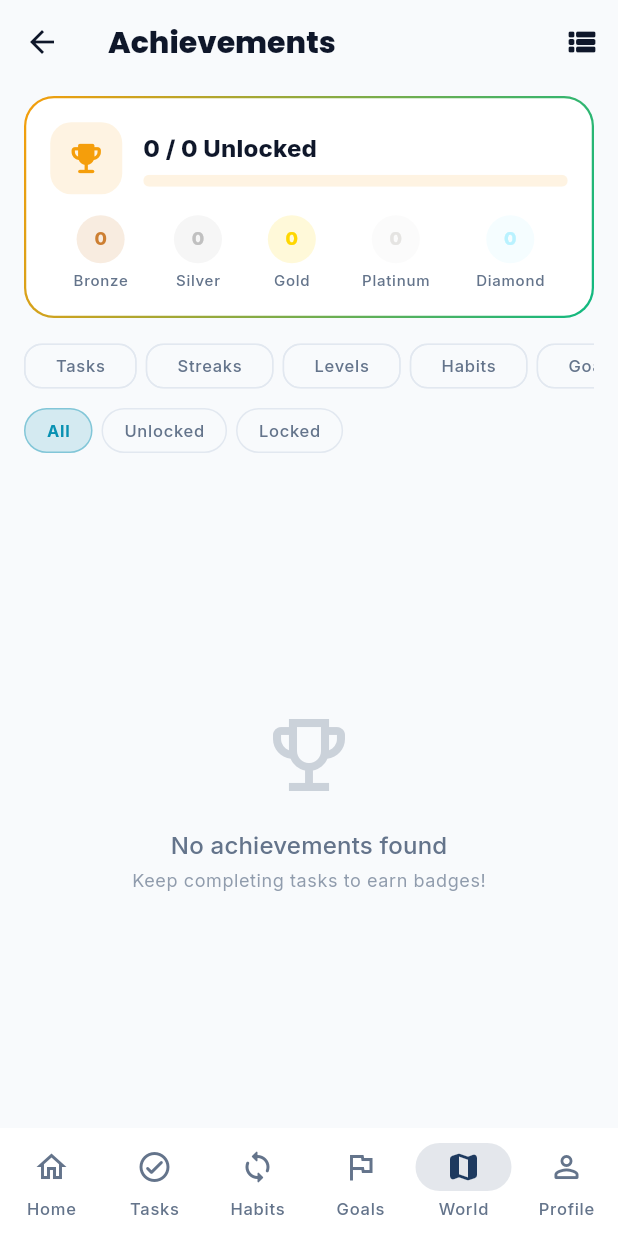
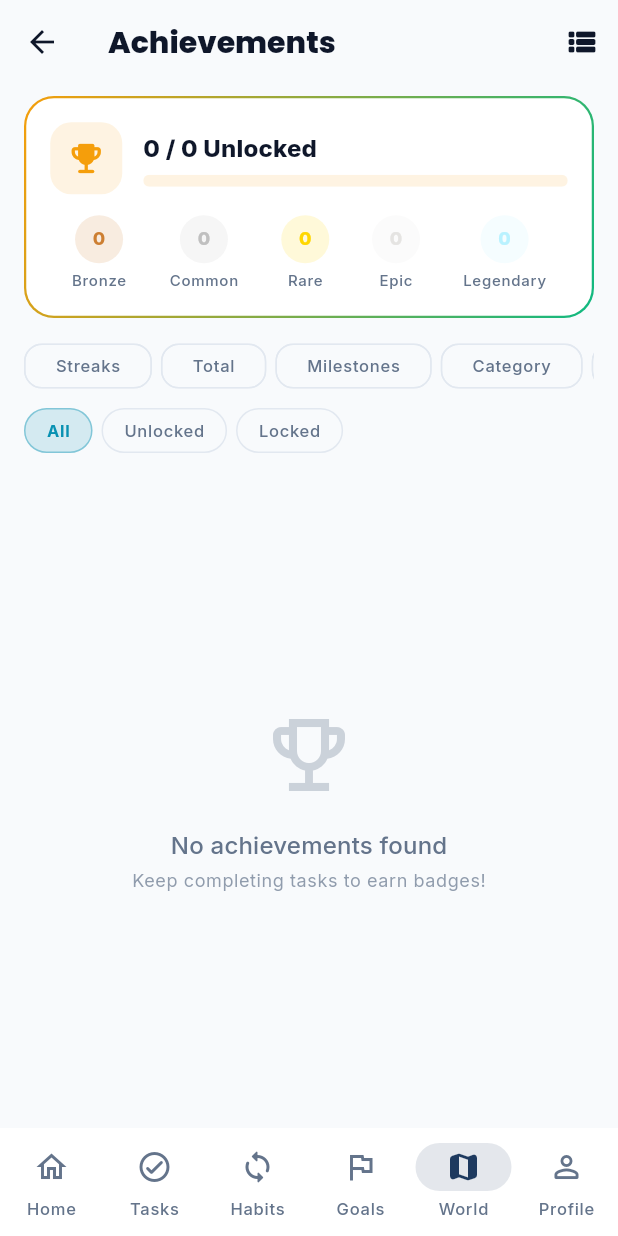
Before and after one commit to theprantadutta/atlas_flutter_app, a Flutter app: the AchievementsScreen screen opened by its route, on a phone screen of 412 x 824 dp. Run offline on Flutter 3.47's test engine with Material 3 defaults, Android fonts, the phone set to English and light mode, and no system bars; our stand-ins replace connectivity_plus, dio, drift, firebase_auth, firebase_core, fl_chart and 10 more; missing offline and left inert: signalr_netcore; accounts and stored records are empty; generated files the repository leaves out were written again; network calls fail.

Commit message:
Align all Flutter enums with backend — fix TaskCategory, HabitCategory, GoalCategory, BadgeTier, WorldTileType, AchievementType
Every enum value, switch case, filter chip, form default, and display label
now exactly matches the backend's Atlas.Domain.Enums definitions.

```diff
--- a/lib/core/constants/gamification_constants.dart
+++ b/lib/core/constants/gamification_constants.dart
@@ -92,23 +92,23 @@ class GamificationConstants {
 
   // Badge tier colors
   static const Color bronzeColor = Color(0xFFCD7F32);
-  static const Color silverColor = Color(0xFFC0C0C0);
-  static const Color goldColor = Color(0xFFFFD700);
-  static const Color platinumColor = Color(0xFFE5E4E2);
-  static const Color diamondColor = Color(0xFFB9F2FF);
+  static const Color commonColor = Color(0xFFC0C0C0);
+  static const Color rareColor = Color(0xFFFFD700);
+  static const Color epicColor = Color(0xFFE5E4E2);
+  static const Color legendaryColor = Color(0xFFB9F2FF);
 
   static Color colorForBadgeTier(String tier) {
     switch (tier) {
       case 'bronze':
         return bronzeColor;
-      case 'silver':
-        return silverColor;
-      case 'gold':
-        return goldColor;
-      case 'platinum':
-        return platinumColor;
-      case 'diamond':
-        return diamondColor;
+      case 'common':
+        return commonColor;
+      case 'rare':
+        return rareColor;
+      case 'epic':
+        return epicColor;
+      case 'legendary':
+        return legendaryColor;
       default:
         return bronzeColor;
     }
--- a/lib/data/models/achievement.dart
+++ b/lib/data/models/achievement.dart
@@ -41,10 +41,10 @@ class Achievement {
 
   /// Compute badge tier based on progress.
   String get badgeTier {
-    if (progress >= 1.0) return 'diamond';
-    if (progress >= 0.75) return 'platinum';
-    if (progress >= 0.5) return 'gold';
-    if (progress >= 0.25) return 'silver';
+    if (progress >= 1.0) return 'legendary';
+    if (progress >= 0.75) return 'epic';
+    if (progress >= 0.5) return 'rare';
+    if (progress >= 0.25) return 'common';
     return 'bronze';
   }
 
--- a/lib/data/models/enums.dart
+++ b/lib/data/models/enums.dart
@@ -1,4 +1,7 @@
 import 'package:json_annotation/json_annotation.dart';
+
+// All enums must match the backend's Atlas.Domain.Enums exactly.
+// The backend uses JsonStringEnumConverter with SnakeCaseLower policy.
 
 enum TaskType {
   @JsonValue('daily')
@@ -10,22 +13,24 @@ enum TaskType {
 }
 
 enum TaskCategory {
-  @JsonValue('work')
-  work,
   @JsonValue('health')
   health,
-  @JsonValue('learning')
-  learning,
-  @JsonValue('personal')
-  personal,
   @JsonValue('fitness')
   fitness,
   @JsonValue('mindfulness')
   mindfulness,
+  @JsonValue('finance')
+  finance,
+  @JsonValue('work')
+  work,
+  @JsonValue('learning')
+  learning,
   @JsonValue('social')
   social,
-  @JsonValue('creativity')
-  creativity,
+  @JsonValue('creative')
+  creative,
+  @JsonValue('custom')
+  custom,
 }
 
 enum HabitCategory {
@@ -33,18 +38,18 @@ enum HabitCategory {
   health,
   @JsonValue('fitness')
   fitness,
+  @JsonValue('mindfulness')
+  mindfulness,
   @JsonValue('learning')
   learning,
-  @JsonValue('mindfulness')
-  mindfulness,
+  @JsonValue('creative')
+  creative,
+  @JsonValue('social')
+  social,
   @JsonValue('productivity')
   productivity,
-  @JsonValue('social')
-  social,
-  @JsonValue('creativity')
-  creativity,
-  @JsonValue('personal')
-  personal,
+  @JsonValue('custom')
+  custom,
 }
 
 enum HabitFrequency {
@@ -52,27 +57,33 @@ enum HabitFrequency {
   daily,
   @JsonValue('weekly')
   weekly,
+  @JsonValue('weekdays')
+  weekdays,
+  @JsonValue('weekends')
+  weekends,
   @JsonValue('custom')
   custom,
 }
 
 enum GoalCategory {
+  @JsonValue('health')
+  health,
+  @JsonValue('fitness')
+  fitness,
+  @JsonValue('mindfulness')
+  mindfulness,
+  @JsonValue('learning')
+  learning,
   @JsonValue('career')
   career,
-  @JsonValue('health')
-  health,
-  @JsonValue('education')
-  education,
   @JsonValue('financial')
   financial,
+  @JsonValue('relationships')
+  relationships,
   @JsonValue('personal')
   personal,
-  @JsonValue('fitness')
-  fitness,
-  @JsonValue('social')
-  social,
-  @JsonValue('creativity')
-  creativity,
+  @JsonValue('custom')
+  custom,
 }
 
 enum GoalPriority {
@@ -91,29 +102,25 @@ enum GoalStatus {
   notStarted,
   @JsonValue('in_progress')
   inProgress,
+  @JsonValue('on_hold')
+  onHold,
   @JsonValue('completed')
   completed,
-  @JsonValue('on_hold')
-  onHold,
   @JsonValue('cancelled')
   cancelled,
 }
 
 enum AchievementType {
-  @JsonValue('task_completion')
-  taskCompletion,
   @JsonValue('streak')
   streak,
-  @JsonValue('level_up')
-  levelUp,
-  @JsonValue('habit_mastery')
-  habitMastery,
-  @JsonValue('goal_completion')
-  goalCompletion,
-  @JsonValue('exploration')
-  exploration,
-  @JsonValue('social')
-  social,
+  @JsonValue('total')
+  total,
+  @JsonValue('milestone')
+  milestone,
+  @JsonValue('category')
+  category,
+  @JsonValue('level')
+  level,
   @JsonValue('special')
   special,
 }
@@ -121,33 +128,31 @@ enum AchievementType {
 enum BadgeTier {
   @JsonValue('bronze')
   bronze,
-  @JsonValue('silver')
-  silver,
-  @JsonValue('gold')
-  gold,
-  @JsonValue('platinum')
-  platinum,
-  @JsonValue('diamond')
-  diamond,
+  @JsonValue('common')
+  common,
+  @JsonValue('rare')
+  rare,
+  @JsonValue('epic')
+  epic,
+  @JsonValue('legendary')
+  legendary,
 }
 
 enum WorldTileType {
+  @JsonValue('grass')
+  grass,
   @JsonValue('forest')
   forest,
   @JsonValue('mountain')
   mountain,
-  @JsonValue('ocean')
-  ocean,
+  @JsonValue('water')
+  water,
   @JsonValue('desert')
   desert,
   @JsonValue('city')
   city,
-  @JsonValue('village')
-  village,
-  @JsonValue('castle')
-  castle,
-  @JsonValue('ruins')
-  ruins,
+  @JsonValue('building')
+  building,
   @JsonValue('special')
   special,
 }
--- a/lib/data/models/task.dart
+++ b/lib/data/models/task.dart
@@ -75,9 +75,10 @@ class Task {
       case TaskCategory.mindfulness:
         return 'Wisdom';
       case TaskCategory.work:
-      case TaskCategory.creativity:
+      case TaskCategory.creative:
         return 'Intelligence';
-      case TaskCategory.personal:
+      case TaskCategory.finance:
+      case TaskCategory.custom:
       case TaskCategory.social:
         return 'Wisdom';
     }
--- a/lib/features/achievements/providers/achievements_provider.dart
+++ b/lib/features/achievements/providers/achievements_provider.dart
@@ -72,10 +72,10 @@ class AchievementsState {
   Map<String, int> get tierBreakdown {
     final map = <String, int>{
       'bronze': 0,
-      'silver': 0,
-      'gold': 0,
-      'platinum': 0,
-      'diamond': 0,
+      'common': 0,
+      'rare': 0,
+      'epic': 0,
+      'legendary': 0,
     };
     for (final a in achievements.where((a) => a.isUnlocked)) {
       final tier = a.badgeTier;
--- a/lib/features/achievements/screens/achievements_screen.dart
+++ b/lib/features/achievements/screens/achievements_screen.dart
@@ -211,21 +211,21 @@ class AchievementsScreen extends ConsumerWidget {
                     count: tiers['bronze'] ?? 0,
                     color: GamificationConstants.bronzeColor),
                 _TierBadge(
-                    label: 'Silver',
-                    count: tiers['silver'] ?? 0,
-                    color: GamificationConstants.silverColor),
+                    label: 'Common',
+                    count: tiers['common'] ?? 0,
+                    color: GamificationConstants.commonColor),
                 _TierBadge(
-                    label: 'Gold',
-                    count: tiers['gold'] ?? 0,
-                    color: GamificationConstants.goldColor),
+                    label: 'Rare',
+                    count: tiers['rare'] ?? 0,
+                    color: GamificationConstants.rareColor),
                 _TierBadge(
-                    label: 'Platinum',
-                    count: tiers['platinum'] ?? 0,
-                    color: GamificationConstants.platinumColor),
+                    label: 'Epic',
+                    count: tiers['epic'] ?? 0,
+                    color: GamificationConstants.epicColor),
                 _TierBadge(
-                    label: 'Diamond',
-                    count: tiers['diamond'] ?? 0,
-                    color: GamificationConstants.diamondColor),
+                    label: 'Legendary',
+                    count: tiers['legendary'] ?? 0,
+                    color: GamificationConstants.legendaryColor),
               ],
             ),
           ],
@@ -254,13 +254,11 @@ class AchievementsScreen extends ConsumerWidget {
               children: AchievementType.values.map((type) {
                 final isSelected = state.typeFilter == type;
                 final label = switch (type) {
-                  AchievementType.taskCompletion => 'Tasks',
                   AchievementType.streak => 'Streaks',
-                  AchievementType.levelUp => 'Levels',
-                  AchievementType.habitMastery => 'Habits',
-                  AchievementType.goalCompletion => 'Goals',
-                  AchievementType.exploration => 'Explore',
-                  AchievementType.social => 'Social',
+                  AchievementType.total => 'Total',
+                  AchievementType.milestone => 'Milestones',
+                  AchievementType.category => 'Category',
+                  AchievementType.level => 'Levels',
                   AchievementType.special => 'Special',
                 };
 
--- a/lib/features/habits/providers/habits_provider.dart
+++ b/lib/features/habits/providers/habits_provider.dart
@@ -168,6 +168,8 @@ class HabitsNotifier extends Notifier<HabitsState> {
       final key = switch (habit.frequency) {
         HabitFrequency.daily => 'Daily',
         HabitFrequency.weekly => 'Weekly',
+        HabitFrequency.weekdays => 'Weekdays',
+        HabitFrequency.weekends => 'Weekends',
         HabitFrequency.custom => 'Custom',
       };
       grouped.putIfAbsent(key, () => []).add(habit);
--- a/lib/features/habits/screens/habits_screen.dart
+++ b/lib/features/habits/screens/habits_screen.dart
@@ -420,8 +420,8 @@ class _CategoryFilterBar extends StatelessWidget {
     (HabitCategory.mindfulness, 'Mindfulness', AppColors.categoryMindfulness),
     (HabitCategory.productivity, 'Productivity', AppColors.categoryWork),
     (HabitCategory.social, 'Social', AppColors.categorySocial),
-    (HabitCategory.creativity, 'Creativity', AppColors.categoryCreative),
-    (HabitCategory.personal, 'Personal', AppColors.info),
+    (HabitCategory.creative, 'Creative', AppColors.categoryCreative),
+    (HabitCategory.custom, 'Custom', AppColors.info),
   ];
 
   @override
--- a/lib/features/habits/widgets/habit_card.dart
+++ b/lib/features/habits/widgets/habit_card.dart
@@ -205,8 +205,8 @@ class HabitCard extends ConsumerWidget {
       HabitCategory.productivity => AppColors.categoryWork,
       HabitCategory.learning => AppColors.categoryLearning,
       HabitCategory.social => AppColors.categorySocial,
-      HabitCategory.creativity => AppColors.categoryCreative,
-      HabitCategory.personal => AppColors.info,
+      HabitCategory.creative => AppColors.categoryCreative,
+      HabitCategory.custom => AppColors.info,
     };
   }
 }
@@ -226,6 +226,8 @@ class _FrequencyBadge extends StatelessWidget {
     final (label, color) = switch (frequency) {
       HabitFrequency.daily => ('Daily', AppColors.secondary),
       HabitFrequency.weekly => ('Weekly', AppColors.badgeEpic),
+      HabitFrequency.weekdays => ('Weekdays', AppColors.info),
+      HabitFrequency.weekends => ('Weekends', AppColors.warning),
       HabitFrequency.custom => ('Custom', AppColors.tertiary),
     };
 
--- a/lib/features/tasks/screens/tasks_screen.dart
+++ b/lib/features/tasks/screens/tasks_screen.dart
@@ -215,9 +215,10 @@ class _CategoryFilterBar extends StatelessWidget {
     (TaskCategory.fitness, 'Fitness', AppColors.categoryFitness),
     (TaskCategory.learning, 'Learning', AppColors.categoryLearning),
     (TaskCategory.mindfulness, 'Mindfulness', AppColors.categoryMindfulness),
-    (TaskCategory.personal, 'Personal', AppColors.info),
+    (TaskCategory.finance, 'Finance', AppColors.tertiary),
     (TaskCategory.social, 'Social', AppColors.categorySocial),
-    (TaskCategory.creativity, 'Creativity', AppColors.categoryCreative),
+    (TaskCategory.creative, 'Creative', AppColors.categoryCreative),
+    (TaskCategory.custom, 'Custom', AppColors.info),
   ];
 
   @override
--- a/lib/features/tasks/widgets/task_card.dart
+++ b/lib/features/tasks/widgets/task_card.dart
@@ -202,8 +202,9 @@ class TaskCard extends ConsumerWidget {
       TaskCategory.work => AppColors.categoryWork,
       TaskCategory.learning => AppColors.categoryLearning,
       TaskCategory.social => AppColors.categorySocial,
-      TaskCategory.creativity => AppColors.categoryCreative,
-      TaskCategory.personal => AppColors.info,
+      TaskCategory.creative => AppColors.categoryCreative,
+      TaskCategory.finance => AppColors.tertiary,
+      TaskCategory.custom => AppColors.info,
     };
   }
 }
```
Also changed, not shown: lib/features/goals/screens/goals_screen.dart (+6 -5 lines), lib/features/goals/widgets/goal_card.dart (+6 -5 lines), lib/features/goals/widgets/goal_form_sheet.dart (+6 -5 lines), lib/features/habits/widgets/habit_form_sheet.dart (+5 -3 lines), lib/features/tasks/widgets/task_form_sheet.dart (+6 -5 lines), lib/features/world/screens/world_screen.dart (+7 -9 lines), lib/features/world/widgets/tile_detail_panel.dart (+6 -8 lines), lib/data/models/achievement.g.dart, lib/data/models/goal.g.dart, lib/data/models/habit.g.dart, lib/data/models/task.g.dart, lib/data/models/world_tile.g.dart.
